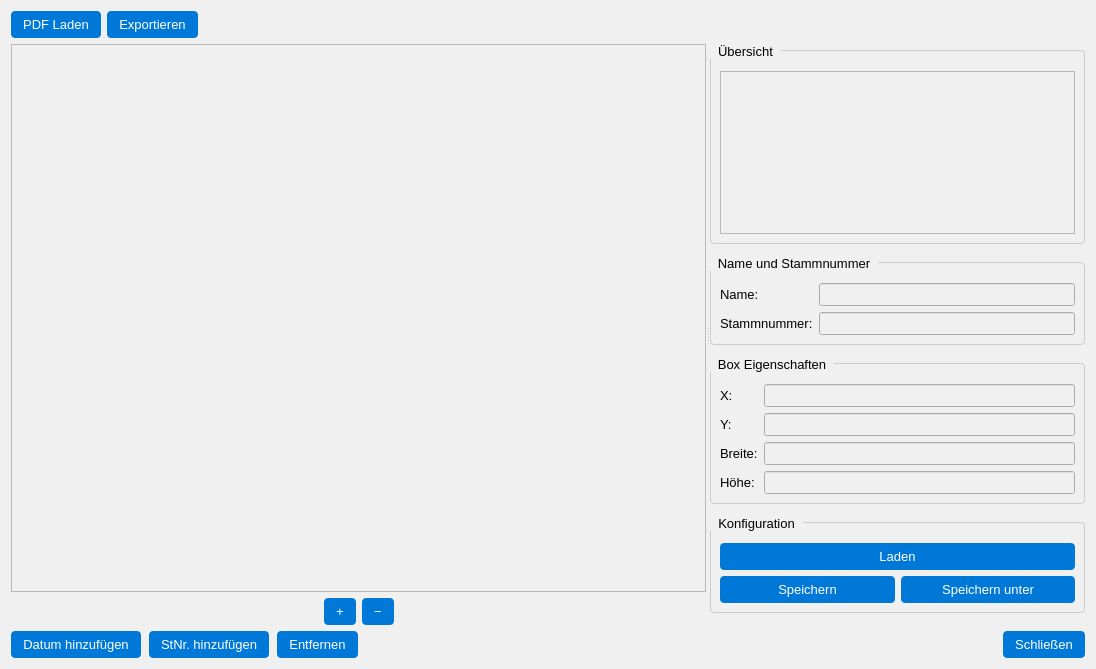
Above: src/ui/design/pdf_display.ui from CodeName-666/VDataParser before the change. Below: the same form after it.
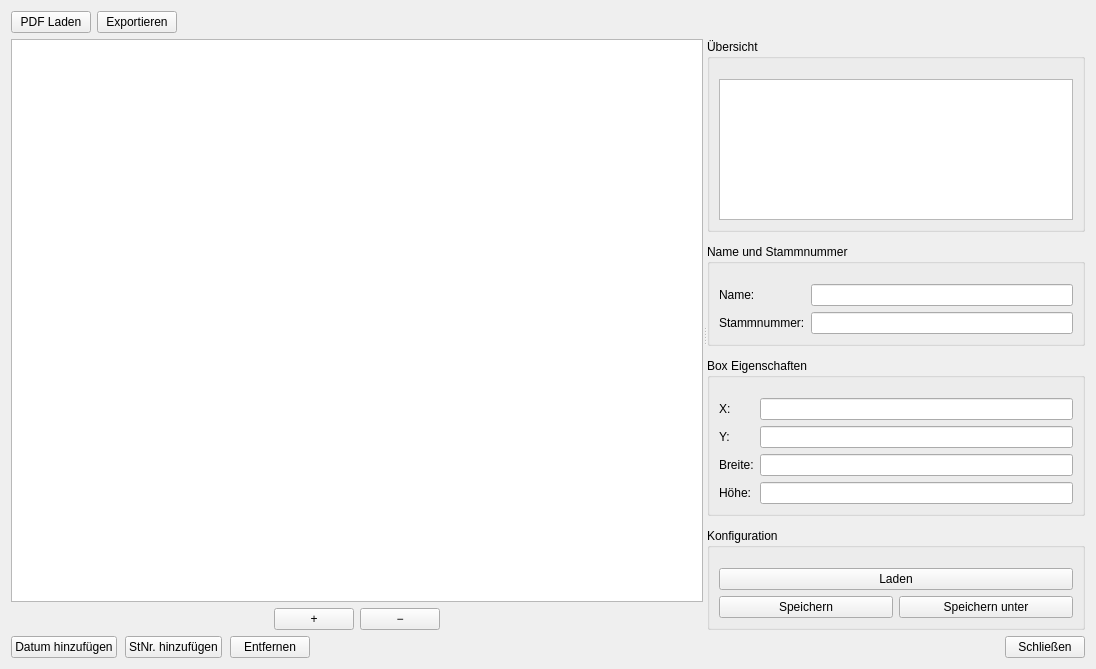
That is the form after the change.

Diff of the .ui file:
```diff
--- a/src/ui/design/pdf_display.ui
+++ b/src/ui/design/pdf_display.ui
@@ -13,13 +13,6 @@
   <property name="windowTitle">
    <string>PDF Editor mit resizbaren Box-Overlays</string>
   </property>
-  <property name="styleSheet">
-   <string>QWidget { font-family: &quot;Segoe UI&quot;, sans-serif; font-size: 10pt; background-color: #f0f0f0; }
-QPushButton { border: none; padding: 6px 12px; border-radius: 4px; background-color: #0078d7; color: white; }
-QPushButton:hover { background-color: #005a9e; }
-QGroupBox { border: 1px solid #cccccc; border-radius: 4px; margin-top: 6px; }
-QGroupBox::title { subcontrol-origin: margin; subcontrol-position: top left; padding: 0 6px; }</string>
-  </property>
   <layout class="QVBoxLayout" name="verticalLayout">
    <item>
     <layout class="QHBoxLayout" name="horizontalLayout_toolbar">
```
